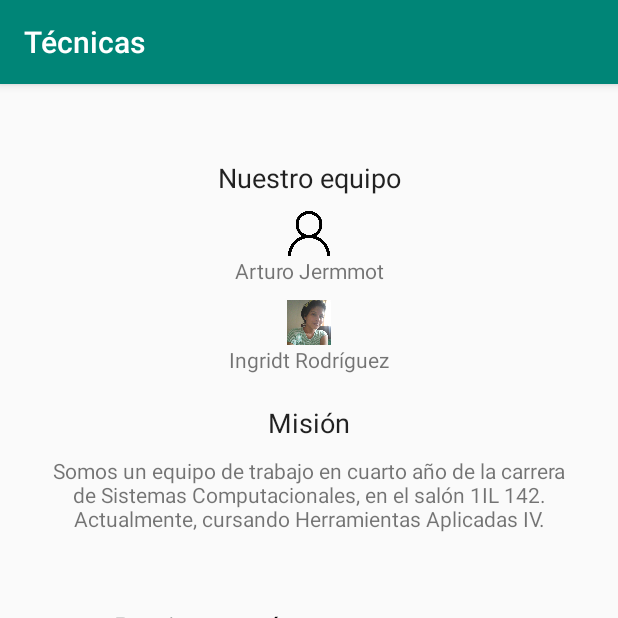
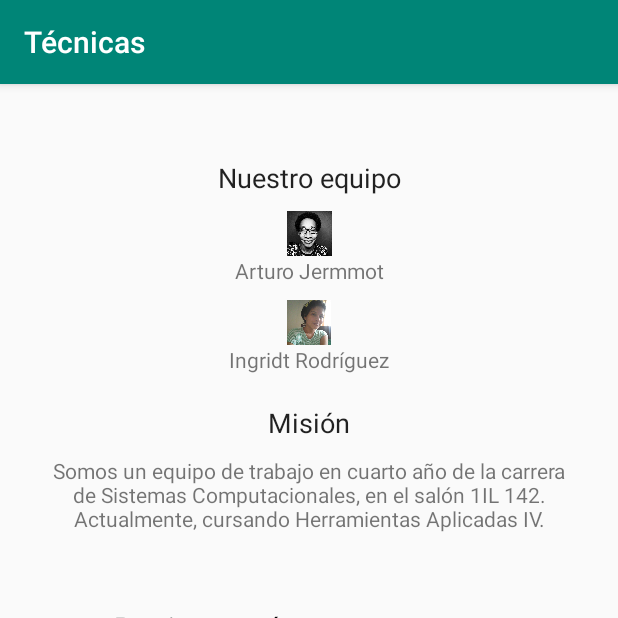
Before and after one commit to ajemmott/Relax, an Android app: the fragment Fragmento_contacto placed in its activity, on a phone screen of 412 x 824 dp, the top half of it. Run offline under Robolectric (Android 15) with nearby library versions, the phone set to English and light mode, and no system bars.

Commit message:
img arturo

```diff
--- a/app/src/main/res/layout/fragmento_contactenos.xml
+++ b/app/src/main/res/layout/fragmento_contactenos.xml
@@ -22,7 +22,7 @@
             android:layout_height="40dp"
             android:layout_gravity="center_horizontal"
             android:paddingTop="10dp"
-            app:srcCompat="@drawable/user" />
+            app:srcCompat="@drawable/jmbw" />
 
         <TextView
             android:id="@+id/tv_arturo"
```
Also changed, not shown: app/src/main/res/drawable/jmbw.jpg (added).
